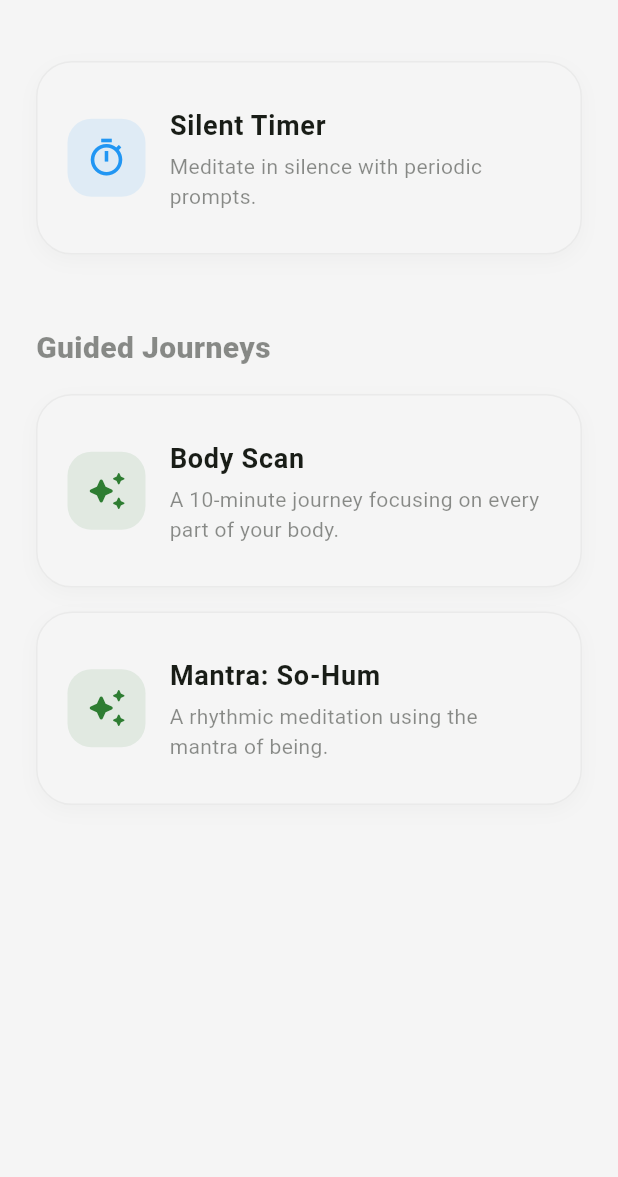
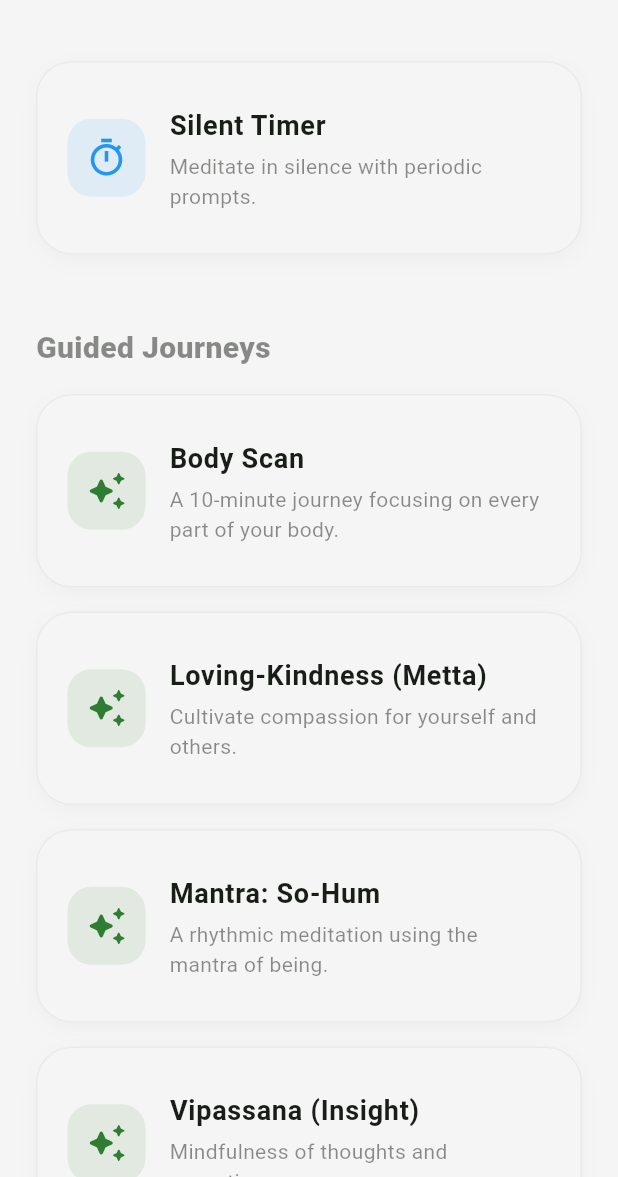
Before and after one commit to eirafocus/eirafocus, a Flutter app: the MeditationSelectionScreen screen opened directly, on a phone screen of 412 x 824 dp, the part 59-1236 px from its top. Run offline on Flutter 3.47's test engine with Material 3 defaults, Android fonts, the phone set to English and light mode, and no system bars; our stand-ins replace audioplayers, fl_chart, flutter_riverpod, flutter_tts, font_awesome_flutter, sqflite and 1 more; accounts and stored records are empty.

Commit message:
fix: restore missing journeys and fix timer freezing bug in guided sessions

```diff
--- a/lib/features/meditation/domain/meditation_journey.dart
+++ b/lib/features/meditation/domain/meditation_journey.dart
@@ -37,10 +37,27 @@ class MeditationJourney {
         GuidedPrompt(timestamp: Duration(seconds: 250), text: "Move up to your wrists and forearms. Soften them."),
         GuidedPrompt(timestamp: Duration(seconds: 280), text: "Focus on your shoulders. Let them drop away from your ears."),
         GuidedPrompt(timestamp: Duration(seconds: 310), text: "Bring attention to your neck. Move it slightly if it feels tight."),
-        GuidedPrompt(timestamp: Duration(seconds: 340), text: "Finally, focus on your jaw and face. Soften your eyes. Relax your brow."),
+        GuidedPrompt(timestamp: Duration(seconds: 340), text: "Finally, focus on your face and head. Soften your eyes. Relax your brow."),
         GuidedPrompt(timestamp: Duration(seconds: 380), text: "Feel your whole body as one. Stable. Calm. At peace."),
         GuidedPrompt(timestamp: Duration(seconds: 450), text: "Stay with this feeling of total relaxation. Breathe naturally."),
         GuidedPrompt(timestamp: Duration(seconds: 580), text: "We are now concluding the body scan. When you are ready, gently open your eyes."),
+      ],
+    ),
+    MeditationJourney(
+      name: 'Loving-Kindness (Metta)',
+      description: 'Cultivate compassion for yourself and others.',
+      totalDuration: Duration(minutes: 5),
+      prompts: [
+        GuidedPrompt(timestamp: Duration(seconds: 0), text: "Find a comfortable position. We will begin by focusing on ourselves."),
+        GuidedPrompt(timestamp: Duration(seconds: 15), text: "Silently repeat: May I be happy. May I be healthy. May I be safe. May I live with ease."),
+        GuidedPrompt(timestamp: Duration(seconds: 45), text: "Notice the feeling of warmth in your heart center as you say these words."),
+        GuidedPrompt(timestamp: Duration(seconds: 75), text: "Now, think of someone you love. Visualize them clearly. See them smiling."),
+        GuidedPrompt(timestamp: Duration(seconds: 105), text: "Direct these same thoughts to them: May you be happy. May you be healthy. May you be safe."),
+        GuidedPrompt(timestamp: Duration(seconds: 150), text: "Now, think of a neutral person. Someone you see but don't know well."),
+        GuidedPrompt(timestamp: Duration(seconds: 180), text: "Wish them well: May you be happy. May you be safe. May you live with ease."),
+        GuidedPrompt(timestamp: Duration(seconds: 220), text: "Now, expand this to all beings everywhere. Without exception."),
+        GuidedPrompt(timestamp: Duration(seconds: 250), text: "May all beings be happy. May all beings be free from suffering."),
+        GuidedPrompt(timestamp: Duration(seconds: 285), text: "Rest in this feeling of universal compassion as we conclude."),
       ],
     ),
     MeditationJourney(
@@ -62,5 +79,21 @@ class MeditationJourney {
         GuidedPrompt(timestamp: Duration(seconds: 285), text: "Gently let go of the mantra. Sit in the quiet for a moment before finishing."),
       ],
     ),
+    MeditationJourney(
+      name: 'Vipassana (Insight)',
+      description: 'Mindfulness of thoughts and sensations.',
+      totalDuration: Duration(minutes: 10),
+      prompts: [
+        GuidedPrompt(timestamp: Duration(seconds: 0), text: "Welcome to this Vipassana session. Settle into your breath."),
+        GuidedPrompt(timestamp: Duration(seconds: 20), text: "Observe the breath exactly as it is. Don't try to change it."),
+        GuidedPrompt(timestamp: Duration(seconds: 60), text: "Notice the sensation of the air entering and leaving your nostrils."),
+        GuidedPrompt(timestamp: Duration(seconds: 120), text: "When a thought arises, simply label it as 'thinking' and return to the breath."),
+        GuidedPrompt(timestamp: Duration(seconds: 180), text: "Notice any physical sensations in the body without judgment."),
+        GuidedPrompt(timestamp: Duration(seconds: 240), text: "Is there tightness? Warmth? Simply observe its changing nature."),
+        GuidedPrompt(timestamp: Duration(seconds: 300), text: "Everything is in flux. Breath, thoughts, sensations. All arising and passing."),
+        GuidedPrompt(timestamp: Duration(seconds: 420), text: "Stay present with this flow of experience."),
+        GuidedPrompt(timestamp: Duration(seconds: 540), text: "Rest in pure awareness until the bell sounds."),
+      ],
+    ),
   ];
 }
--- a/lib/features/meditation/presentation/meditation_screen.dart
+++ b/lib/features/meditation/presentation/meditation_screen.dart
@@ -79,7 +79,6 @@ class _MeditationScreenState extends State<MeditationScreen> with TickerProvider
       _isActive = true;
       _secondsRemaining = _selectedMinutes * 60;
       _elapsedSeconds = 0;
-      _updatePrompt();
     });
 
     // Play starting bell
@@ -89,13 +88,15 @@ class _MeditationScreenState extends State<MeditationScreen> with TickerProvider
       await _ambientPlayer.play(AssetSource('sounds/rain.mp3'), volume: 0.3);
     }
 
+    _updatePrompt(); // Call once at start
+
     _timer = Timer.periodic(const Duration(seconds: 1), (timer) {
       if (_secondsRemaining > 0) {
         setState(() {
           _secondsRemaining--;
           _elapsedSeconds++;
-          _updatePrompt();
         });
+        _updatePrompt();
       } else {
         _finishMeditation();
       }
```
